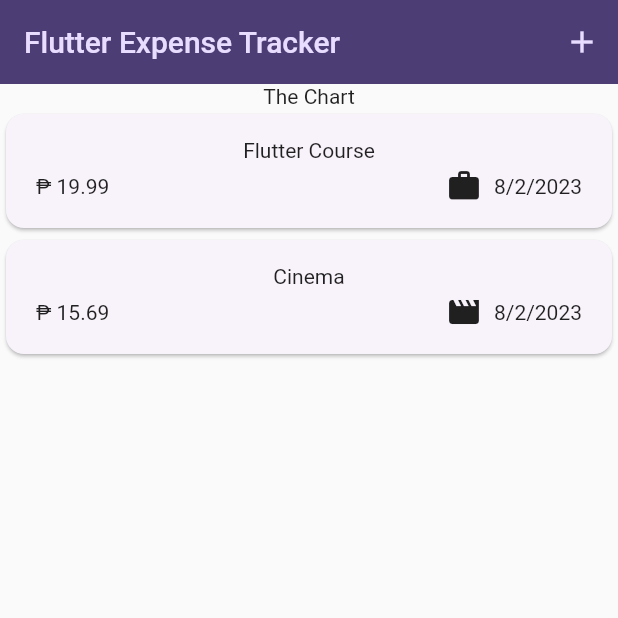
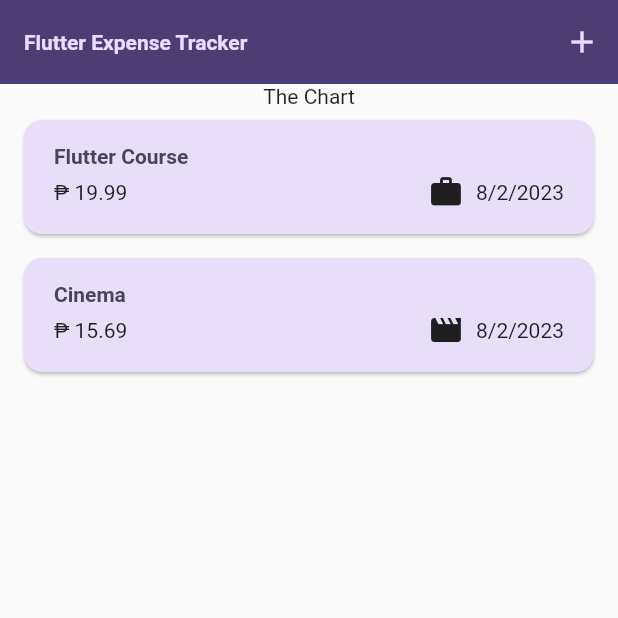
Before and after one commit to AnJasid/my_expense_tracker, a Flutter app: the screen it shows after launch, on a phone screen of 412 x 824 dp, the top half of it. Run offline on Flutter 3.47's test engine with Material 2 defaults, Android fonts, the light colour scheme and no system bars.

Commit message:
Updated for theming

```diff
--- a/lib/widgets/expenses_list/expense_item.dart
+++ b/lib/widgets/expenses_list/expense_item.dart
@@ -16,8 +16,12 @@
           vertical: 16,
         ),
         child: Column(
+          crossAxisAlignment: CrossAxisAlignment.start,
           children: <Widget>[
-            Text(expense.title),
+            Text(
+              expense.title,
+              style: Theme.of(context).textTheme.titleLarge,
+            ),
             const SizedBox(height: 4),
             Row(
               children: <Widget>[
--- a/lib/widgets/expenses_list/expenses_list.dart
+++ b/lib/widgets/expenses_list/expenses_list.dart
@@ -19,6 +19,11 @@
       itemCount: expenses.length,
       itemBuilder: (BuildContext context, index) => Dismissible(
         key: ValueKey(expenses[index]),
+        background: Container(
+          color: Theme.of(context).colorScheme.error.withOpacity(0.75),
+          margin: EdgeInsets.symmetric(
+              horizontal: Theme.of(context).cardTheme.margin!.horizontal),
+        ),
         onDismissed: (direction) {
           onRemoveExpense(expenses[index]);
         },
```
Also changed, not shown: lib/main.dart (+18 -0 lines).
